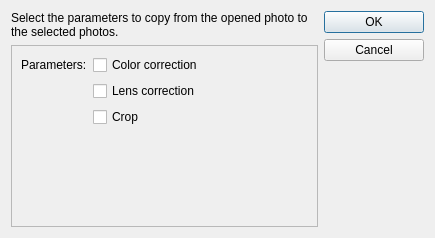
Before: the Qt Designer form src/preprocessor/gui/apply_parameters_dialog.ui in CAMBioMed/preprocessor, drawn with Qt 5.
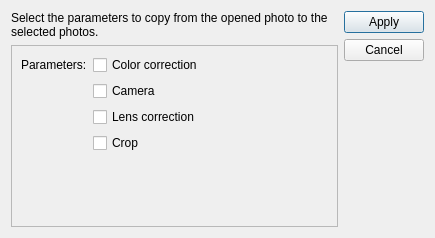
After: the same form once the commit is applied.

Commit message: Support applying parameters across photos

The edit to the form file:
```diff
--- a/src/preprocessor/gui/apply_parameters_dialog.ui
+++ b/src/preprocessor/gui/apply_parameters_dialog.ui
@@ -42,7 +42,7 @@
          <rect>
           <x>0</x>
           <y>0</y>
-          <width>287</width>
+          <width>326</width>
           <height>168</height>
          </rect>
         </property>
@@ -61,7 +61,7 @@
            </property>
           </widget>
          </item>
-         <item row="3" column="1">
+         <item row="4" column="1">
           <spacer name="verticalSpacer">
            <property name="orientation">
             <enum>Qt::Orientation::Vertical</enum>
@@ -74,20 +74,27 @@
            </property>
           </spacer>
          </item>
-         <item row="1" column="1">
+         <item row="2" column="1">
           <widget class="QCheckBox" name="chkLensCorrection">
            <property name="text">
             <string>Lens correction</string>
            </property>
           </widget>
          </item>
-         <item row="2" column="1">
+         <item row="3" column="1">
           <widget class="QCheckBox" name="chkCrop">
            <property name="text">
             <string>Crop</string>
            </property>
           </widget>
          </item>
+         <item row="1" column="1">
+          <widget class="QCheckBox" name="chkCamera">
+           <property name="text">
+            <string>Camera</string>
+           </property>
+          </widget>
+         </item>
         </layout>
        </widget>
       </widget>
@@ -95,23 +102,38 @@
     </layout>
    </item>
    <item>
-    <widget class="QDialogButtonBox" name="btnButtons">
-     <property name="minimumSize">
-      <size>
-       <width>100</width>
-       <height>0</height>
-      </size>
-     </property>
-     <property name="orientation">
-      <enum>Qt::Orientation::Vertical</enum>
-     </property>
-     <property name="standardButtons">
-      <set>QDialogButtonBox::StandardButton::Cancel|QDialogButtonBox::StandardButton::Ok</set>
-     </property>
-     <property name="centerButtons">
-      <bool>false</bool>
-     </property>
-    </widget>
+    <layout class="QVBoxLayout" name="layButtons">
+     <item>
+      <widget class="QPushButton" name="btnApply">
+       <property name="text">
+        <string>Apply</string>
+       </property>
+       <property name="default">
+        <bool>true</bool>
+       </property>
+      </widget>
+     </item>
+     <item>
+      <widget class="QPushButton" name="btnCancel">
+       <property name="text">
+        <string>Cancel</string>
+       </property>
+      </widget>
+     </item>
+     <item>
+      <spacer name="verticalSpacer_2">
+       <property name="orientation">
+        <enum>Qt::Orientation::Vertical</enum>
+       </property>
+       <property name="sizeHint" stdset="0">
+        <size>
+         <width>20</width>
+         <height>40</height>
+        </size>
+       </property>
+      </spacer>
+     </item>
+    </layout>
    </item>
   </layout>
  </widget>
```
Left out of the diff: 35 changed lines with no effect on the pictures. The commit also changes 6 other files.
